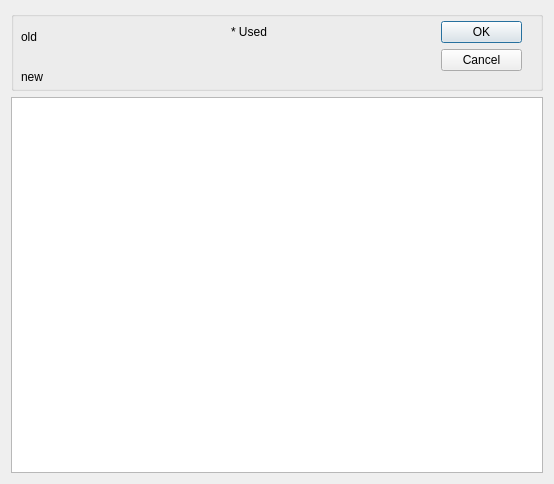
The window that GUI_UIs/ui_dialog_colour_selector.ui (ccbogel/QualCoder) describes before a commit, drawn with Qt 5.
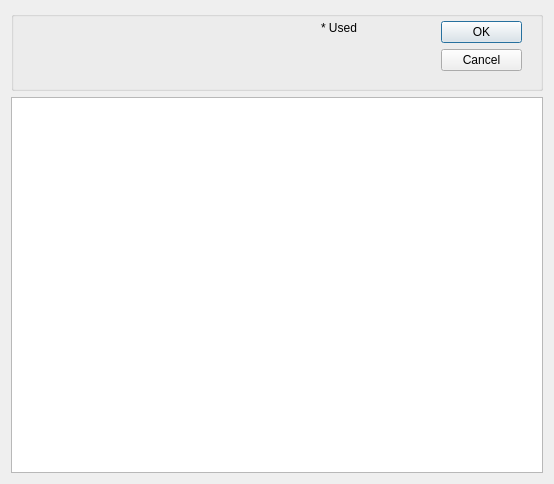
The same window after the commit.

Diff of the .ui file:
```diff
--- a/GUI_UIs/ui_dialog_colour_selector.ui
+++ b/GUI_UIs/ui_dialog_colour_selector.ui
@@ -54,12 +54,15 @@
        <rect>
         <x>10</x>
         <y>10</y>
-        <width>121</width>
+        <width>281</width>
         <height>31</height>
        </rect>
       </property>
       <property name="text">
-       <string>old</string>
+       <string/>
+      </property>
+      <property name="wordWrap">
+       <bool>true</bool>
       </property>
      </widget>
      <widget class="QLabel" name="label_colour_new">
@@ -67,12 +70,15 @@
        <rect>
         <x>10</x>
         <y>50</y>
-        <width>121</width>
+        <width>281</width>
         <height>31</height>
        </rect>
       </property>
       <property name="text">
-       <string>new</string>
+       <string/>
+      </property>
+      <property name="wordWrap">
+       <bool>true</bool>
       </property>
      </widget>
      <widget class="QDialogButtonBox" name="buttonBox">
@@ -94,15 +100,21 @@
      <widget class="QLabel" name="label_used">
       <property name="geometry">
        <rect>
-        <x>220</x>
+        <x>310</x>
         <y>10</y>
-        <width>151</width>
-        <height>21</height>
+        <width>101</width>
+        <height>41</height>
        </rect>
       </property>
       <property name="text">
        <string>* Used</string>
       </property>
+      <property name="alignment">
+       <set>Qt::AlignLeading|Qt::AlignLeft|Qt::AlignTop</set>
+      </property>
+      <property name="wordWrap">
+       <bool>true</bool>
+      </property>
      </widget>
     </widget>
    </item>
```
